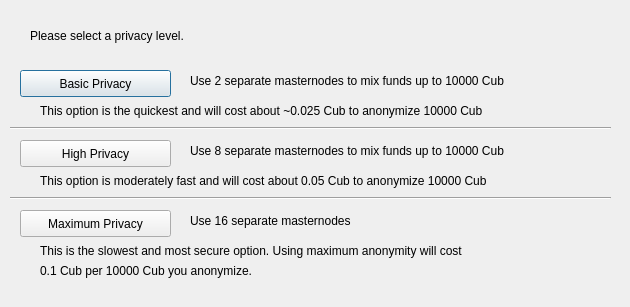
Before: the Qt Designer form src/qt/forms/obfuscationconfig.ui in cubex-network/cubex, drawn with Qt 5.
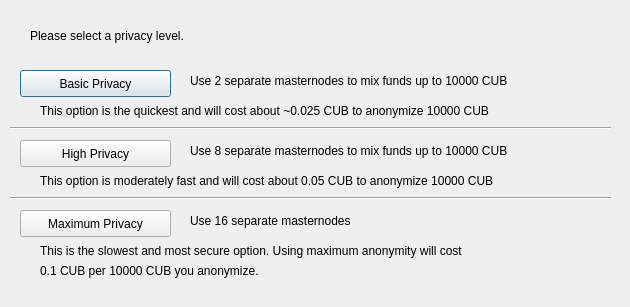
After: the same form once the commit is applied.

Patch:
```diff
--- a/src/qt/forms/obfuscationconfig.ui
+++ b/src/qt/forms/obfuscationconfig.ui
@@ -75,7 +75,7 @@
     </rect>
    </property>
    <property name="text">
-    <string>Use 2 separate masternodes to mix funds up to 10000 Cub</string>
+    <string>Use 2 separate masternodes to mix funds up to 10000 CUB</string>
    </property>
   </widget>
   <widget class="QLabel" name="label_3">
@@ -88,7 +88,7 @@
     </rect>
    </property>
    <property name="text">
-    <string>Use 8 separate masternodes to mix funds up to 10000 Cub</string>
+    <string>Use 8 separate masternodes to mix funds up to 10000 CUB</string>
    </property>
   </widget>
   <widget class="QLabel" name="label_4">
@@ -114,7 +114,7 @@
     </rect>
    </property>
    <property name="text">
-    <string>This option is the quickest and will cost about ~0.025 Cub to anonymize 10000 Cub</string>
+    <string>This option is the quickest and will cost about ~0.025 CUB to anonymize 10000 CUB</string>
    </property>
   </widget>
   <widget class="QLabel" name="label_7">
@@ -127,7 +127,7 @@
     </rect>
    </property>
    <property name="text">
-    <string>This option is moderately fast and will cost about 0.05 Cub to anonymize 10000 Cub</string>
+    <string>This option is moderately fast and will cost about 0.05 CUB to anonymize 10000 CUB</string>
    </property>
   </widget>
   <widget class="QLabel" name="label_8">
@@ -153,7 +153,7 @@
     </rect>
    </property>
    <property name="text">
-    <string>0.1 Cub per 10000 Cub you anonymize.</string>
+    <string>0.1 CUB per 10000 CUB you anonymize.</string>
    </property>
   </widget>
   <widget class="Line" name="line">
```
